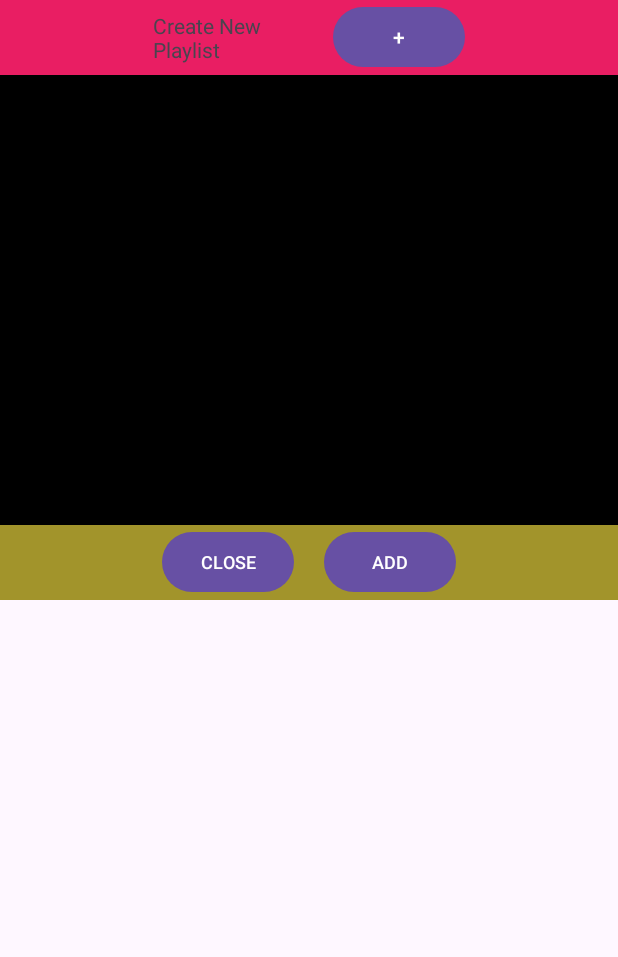
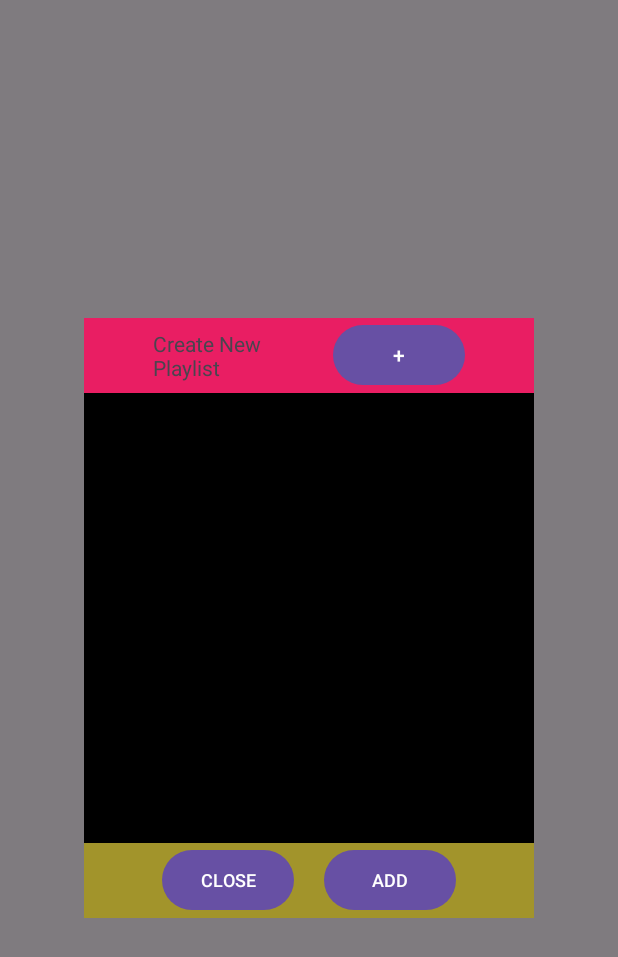
Before and after one commit to DavidTaylor5/Tacoma-Music-Player, an Android app: the layout view_custom_playlist_prompt.xml on its own in the app's theme, with its tools: preview values and no code run, on a phone screen of 412 x 824 dp. Shown: the top 957 px of the screen. Run offline under Robolectric (Android 15) with nearby library versions, the phone set to English and light mode, and no system bars.

Commit message:
add a background to the playlistPrompt, it will avoid user from clicking menu items on different songs, also seems more focused

```diff
--- a/app/src/main/res/layout/fragment_songlist.xml
+++ b/app/src/main/res/layout/fragment_songlist.xml
@@ -27,9 +27,8 @@
 
             <com.example.tacomamusicplayer.view.CustomPlaylistPrompt
                 android:id="@+id/playlistPrompt"
-            android:layout_width="300dp"
-            android:layout_height="400dp"
-            android:background="#73AF75"
+                android:layout_width="match_parent"
+                android:layout_height="match_parent"
                 app:layout_constraintTop_toTopOf="parent"
                 app:layout_constraintBottom_toBottomOf="parent"
                 app:layout_constraintStart_toStartOf="parent"
--- a/app/src/main/res/layout/view_custom_playlist_prompt.xml
+++ b/app/src/main/res/layout/view_custom_playlist_prompt.xml
@@ -1,9 +1,26 @@
 <?xml version="1.0" encoding="utf-8"?>
-<LinearLayout xmlns:android="http://schemas.android.com/apk/res/android"
+<androidx.constraintlayout.widget.ConstraintLayout
+    xmlns:android="http://schemas.android.com/apk/res/android"
+    android:layout_width="match_parent"
+    android:layout_height="match_parent">
+
+    <View
+        android:id="@+id/prompt_background"
         android:layout_width="match_parent"
         android:layout_height="match_parent"
+        android:background="@color/black"
+        android:alpha="0.5"/>
+
+    <LinearLayout
+        android:layout_width="300dp"
+        android:layout_height="600dp"
         xmlns:app="http://schemas.android.com/apk/res-auto"
-    android:orientation="vertical">
+        android:orientation="vertical"
+        android:gravity="center"
+        app:layout_constraintStart_toStartOf="parent"
+        app:layout_constraintEnd_toEndOf="parent"
+        app:layout_constraintTop_toTopOf="parent"
+        app:layout_constraintBottom_toBottomOf="parent">
 
         <LinearLayout
             android:layout_width="match_parent"
@@ -45,6 +62,7 @@
             >
 
             <Button
+                android:id="@+id/close_button"
                 android:layout_width="wrap_content"
                 android:layout_height="wrap_content"
                 android:text="CLOSE"
@@ -53,6 +71,7 @@
                 />
 
             <Button
+                android:id="@+id/add_button"
                 android:layout_width="wrap_content"
                 android:layout_height="wrap_content"
                 android:text="ADD"
@@ -60,5 +79,5 @@
                 />
 
         </LinearLayout>
-
     </LinearLayout>
+</androidx.constraintlayout.widget.ConstraintLayout>
```
Also changed, not shown: app/src/main/java/com/example/tacomamusicplayer/view/CustomPlaylistPrompt.kt (+23 -3 lines). Lines whose indentation alone changed are shown as unchanged.
